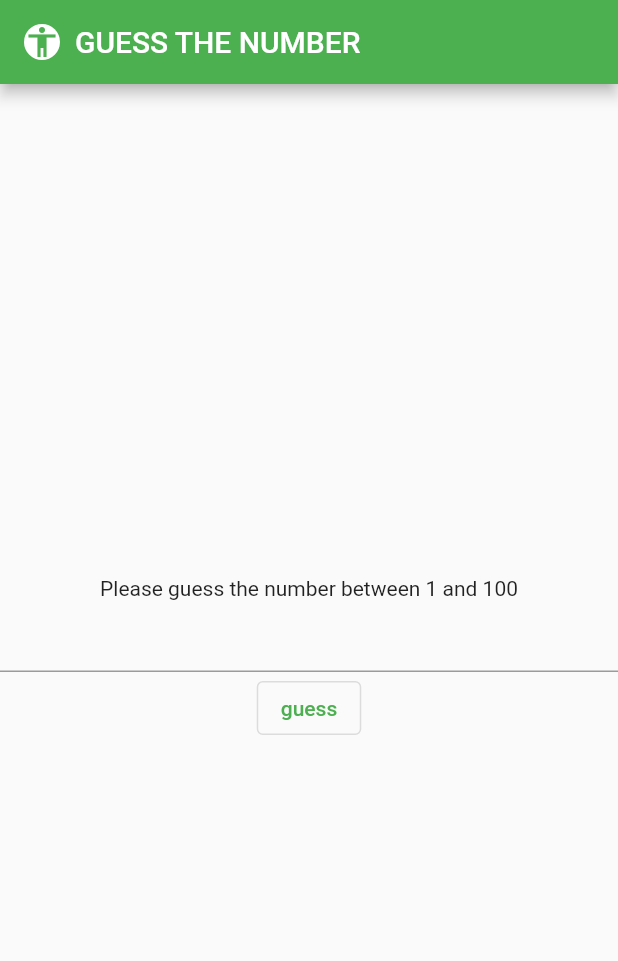
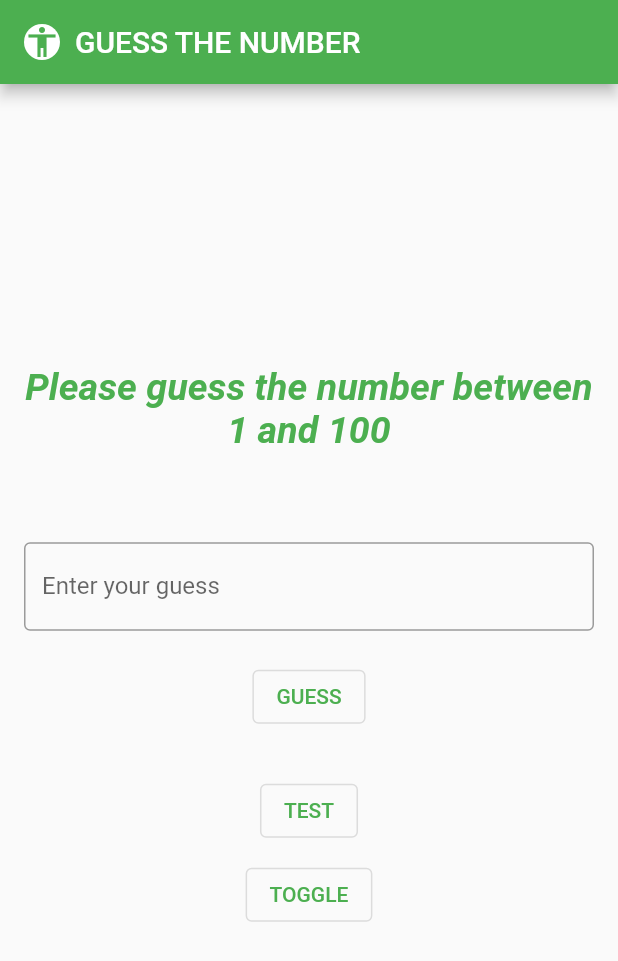
Before and after one commit to Khanitta-K/guess_number, a Flutter app: the screen it shows after launch, on a phone screen of 412 x 824 dp. Shown: the top 961 px of the screen. Run offline on Flutter 3.47's test engine with Material 2 defaults, Android fonts, the phone set to English and light mode, and no system bars.

Commit message:
add function

```diff
--- /dev/null
+++ b/lib/pages/game/game.dart
@@ -0,0 +1,32 @@
+import 'dart:math';
+
+// enumeration
+enum GuessResult { correct, tooHigh, tooLow }
+
+class Game {
+  final int answer;
+  int _totalGuesses = 0;
+
+  // constructor
+  Game({required int maxRandom}) :
+        answer = Random().nextInt(maxRandom) + 1 {
+    print('Answer is $answer');
+  }
+
+  GuessResult doGuess(int guess) {
+    _totalGuesses++;
+
+    if (guess == answer) {
+      return GuessResult.correct;
+    } else if (guess > answer) {
+      return GuessResult.tooHigh;
+    } else {
+      return GuessResult.tooLow;
+    }
+  }
+
+  // getter
+  int get totalGuesses {
+    return _totalGuesses;
+  }
+}
--- a/lib/pages/game/game_page.dart
+++ b/lib/pages/game/game_page.dart
@@ -1,4 +1,5 @@
 import 'package:flutter/material.dart';
+import 'package:guess_number/pages/game/game.dart';
 
 class GamePage extends StatefulWidget {
   const GamePage({Key? key}) : super(key: key);
@@ -8,12 +9,25 @@ class GamePage extends StatefulWidget {
 }
 
 class _GamePageState extends State<GamePage> {
-  var space = 10.00;
-
+  final _controller = TextEditingController();
+  final _game = Game(maxRandom: 100);
+  var _feedBackText = '';
+  var _boxCount = 0;
+  var _showBox = true;
   @override
   Widget build(BuildContext context) {
+    var brownBox = Padding(
+      padding: const EdgeInsets.all(8.0),
+      child: Container(width: 20, height: 20, color: Colors.brown),
+    );
+    var orangeBox = Container(width: 20, height: 20, color: Colors.orange);
+    var boxList = <Widget>[];
+    for(var i = 0; i< _boxCount ; i++){
+      boxList.add(brownBox);
+    }
+
     return Scaffold(
-      appBar : AppBar(
+      appBar: AppBar(
         title: Row(
           children: [
             Container(
@@ -26,22 +40,94 @@ class _GamePageState extends State<GamePage> {
                 color: Theme.of(context).primaryColor,
               ),
             ),
-            SizedBox(width: space),
-            Text('GUESS THE NUMBER')
+            SizedBox(width: 10),
+            Text('GUESS THE NUMBER'),
           ],
-        ) ,
         ),
-      body: Column(
+      ),
+      body: Padding(
+        padding: const EdgeInsets.all(16.0),
+        child: Column(
+          children: [
+            Expanded(
+              child: Column(
                 mainAxisAlignment: MainAxisAlignment.center,
                 children: [
-          Text('Please guess the number between 1 and 100'),
-          TextField(),
+                  Row(
+                    mainAxisAlignment: MainAxisAlignment.center,
+                    children: _showBox? boxList : [] ,
+                  ),
+                  Padding(
+                    padding: const EdgeInsets.only(bottom: 60.0),
+                    child: Text(
+                      'Please guess the number between 1 and 100',
+                      style: TextStyle(
+                        fontSize: 25,
+                        color: Theme.of(context).primaryColor,
+                        fontStyle: FontStyle.italic,
+                        fontWeight: FontWeight.bold,
+                      ),
+                      textAlign: TextAlign.center,
+                    ),
+                  ),
+                  TextField(
+                    controller: _controller,
+                    decoration: const InputDecoration(
+                      border: OutlineInputBorder(),
+                      labelText: 'Enter your guess',
+                    ),
+                  ),
+                  Padding(
+                    padding: const EdgeInsets.all(20.0),
+                    child: OutlinedButton(
+                      onPressed: () {
+                        //todo:
+                        var input = _controller.text;
+                        var guess = int.tryParse(input);
+
+                        var result = _game.doGuess(guess!);
+
+                        setState(() {
+                          if(result == GuessResult.correct){
+                            _feedBackText = 'Correct!!';
+                          }else if(result == GuessResult.tooHigh){
+                            _feedBackText = 'TOO High, Please try again';
+                          }else{
+                            _feedBackText = 'TOO LOW, Please try again';
+                          }
+                        });
+
+                        print(result);
+                      },
+                      child: Text('GUESS'),
+                    ),
+                  ),
+                  Padding(
+                    padding: const EdgeInsets.all(8.0),
+                    child: OutlinedButton(
+                        onPressed: (){
+                          setState(() {
+                            _boxCount++;
+                          });
+
+                        },
+                        child: Text('TEST')
+                    ),
+                  ),
                   OutlinedButton(
                       onPressed: (){
-                //todo:
+                          setState(() {
+                            _showBox = !_showBox;
+                          });
                       },
-              child: Text('guess')),
+                      child: Text('TOGGLE')
+                  ),
                 ],
+              ),
+            ),
+            Text(_feedBackText),
+          ],
+        ),
       ),
     );
   }
```
Lines whose indentation alone changed are shown as unchanged.
